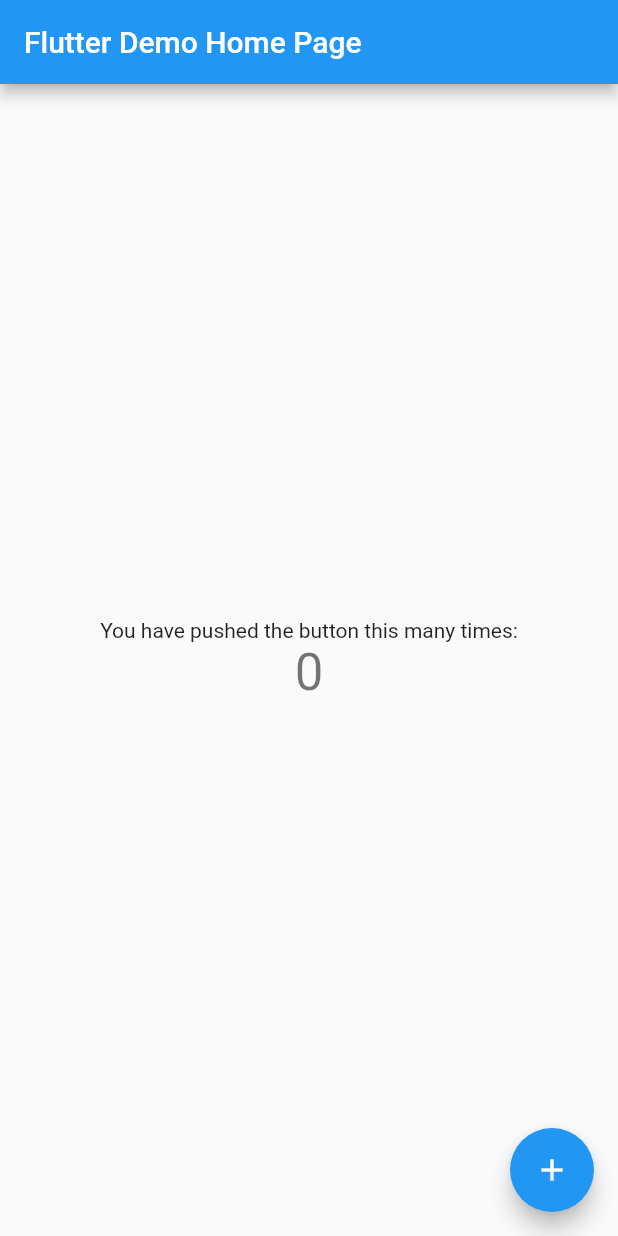
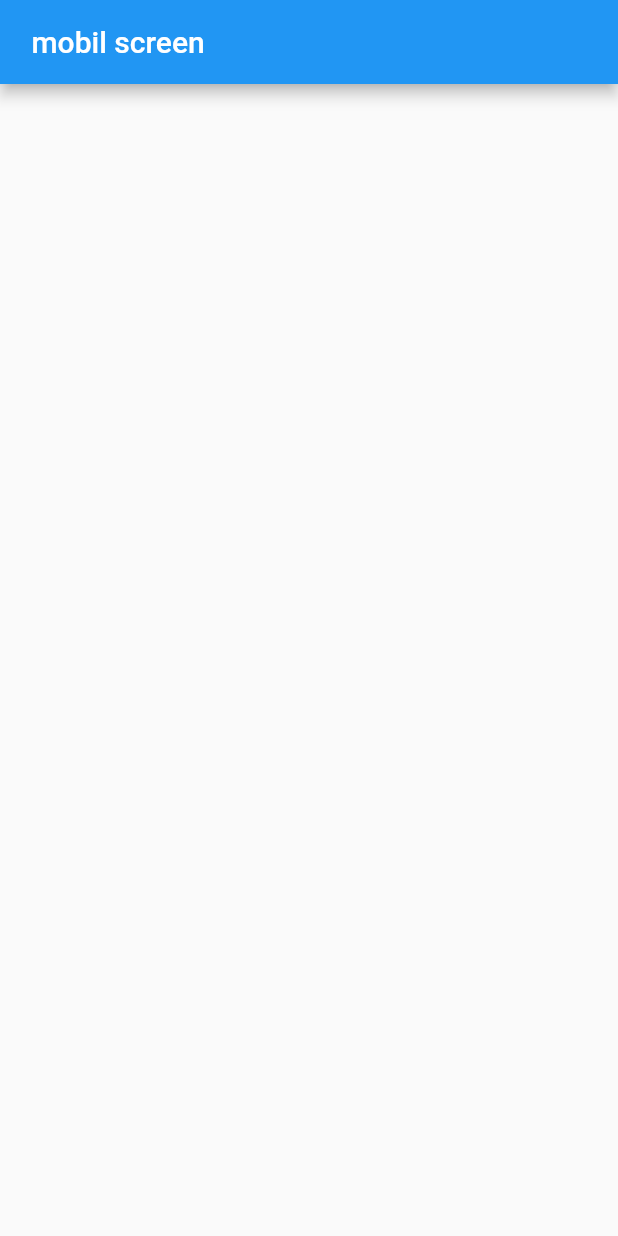
Before and after one commit to ziadzakria/ziadapp__3, a Flutter app: the screen it shows after launch, on a phone screen of 412 x 824 dp. Run offline on Flutter 3.47's test engine with Material 2 defaults, Android fonts, the phone set to English and light mode, and no system bars.

Commit message:
MediaQuery web or mobil

```diff
--- a/ziadapp/lib/home.dart
+++ b/ziadapp/lib/home.dart
@@ -0,0 +1,17 @@
+import 'package:flutter/material.dart';
+import 'package:flutter/src/widgets/framework.dart';
+import 'package:flutter/src/widgets/placeholder.dart';
+
+class home extends StatelessWidget {
+  const home({super.key});
+
+  @override
+  Widget build(BuildContext context) {
+    return Scaffold(
+        appBar: AppBar(
+      title: MediaQuery.of(context).size.width > 600
+          ? Text(" web screen")
+          : Text(" mobil screen"),
+    ));
+  }
+}
--- a/ziadapp/lib/main.dart
+++ b/ziadapp/lib/main.dart
@@ -1,4 +1,6 @@
 import 'package:flutter/material.dart';
+
+import 'home.dart';
 
 void main() {
   runApp(const MyApp());
@@ -24,92 +26,7 @@ class MyApp extends StatelessWidget {
         // is not restarted.
         primarySwatch: Colors.blue,
       ),
-      home: const MyHomePage(title: 'Flutter Demo Home Page'),
+      home: const home(),
     );
   }
 }
-
-class MyHomePage extends StatefulWidget {
-  const MyHomePage({super.key, required this.title});
-
-  // This widget is the home page of your application. It is stateful, meaning
-  // that it has a State object (defined below) that contains fields that affect
-  // how it looks.
-
-  // This class is the configuration for the state. It holds the values (in this
-  // case the title) provided by the parent (in this case the App widget) and
-  // used by the build method of the State. Fields in a Widget subclass are
-  // always marked "final".
-
-  final String title;
-
-  @override
-  State<MyHomePage> createState() => _MyHomePageState();
-}
-
-class _MyHomePageState extends State<MyHomePage> {
-  int _counter = 0;
-
-  void _incrementCounter() {
-    setState(() {
-      // This call to setState tells the Flutter framework that something has
-      // changed in this State, which causes it to rerun the build method below
-      // so that the display can reflect the updated values. If we changed
-      // _counter without calling setState(), then the build method would not be
-      // called again, and so nothing would appear to happen.
-      _counter++;
-    });
-  }
-
-  @override
-  Widget build(BuildContext context) {
-    // This method is rerun every time setState is called, for instance as done
-    // by the _incrementCounter method above.
-    //
-    // The Flutter framework has been optimized to make rerunning build methods
-    // fast, so that you can just rebuild anything that needs updating rather
-    // than having to individually change instances of widgets.
-    return Scaffold(
-      appBar: AppBar(
-        // Here we take the value from the MyHomePage object that was created by
-        // the App.build method, and use it to set our appbar title.
-        title: Text(widget.title),
-      ),
-      body: Center(
-        // Center is a layout widget. It takes a single child and positions it
-        // in the middle of the parent.
-        child: Column(
-          // Column is also a layout widget. It takes a list of children and
-          // arranges them vertically. By default, it sizes itself to fit its
-          // children horizontally, and tries to be as tall as its parent.
-          //
-          // Invoke "debug painting" (press "p" in the console, choose the
-          // "Toggle Debug Paint" action from the Flutter Inspector in Android
-          // Studio, or the "Toggle Debug Paint" command in Visual Studio Code)
-          // to see the wireframe for each widget.
-          //
-          // Column has various properties to control how it sizes itself and
-          // how it positions its children. Here we use mainAxisAlignment to
-          // center the children vertically; the main axis here is the vertical
-          // axis because Columns are vertical (the cross axis would be
-          // horizontal).
-          mainAxisAlignment: MainAxisAlignment.center,
-          children: <Widget>[
-            const Text(
-              'You have pushed the button this many times:',
-            ),
-            Text(
-              '$_counter',
-              style: Theme.of(context).textTheme.headlineMedium,
-            ),
-          ],
-        ),
-      ),
-      floatingActionButton: FloatingActionButton(
-        onPressed: _incrementCounter,
-        tooltip: 'Increment',
-        child: const Icon(Icons.add),
-      ), // This trailing comma makes auto-formatting nicer for build methods.
-    );
-  }
-}
```
